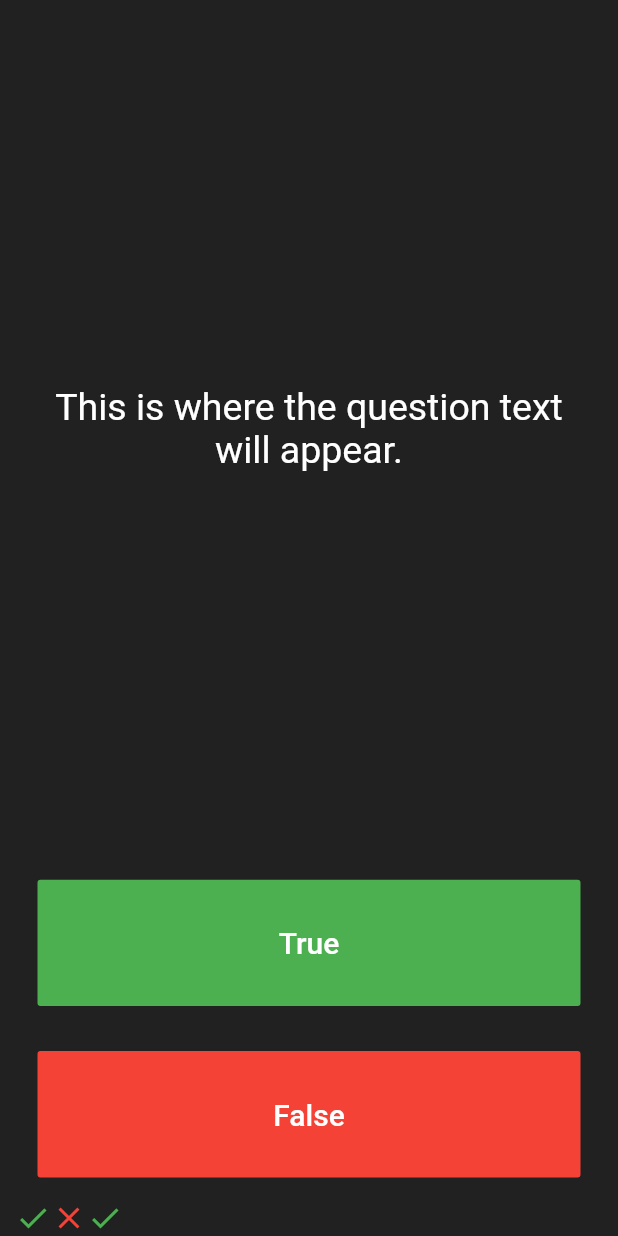
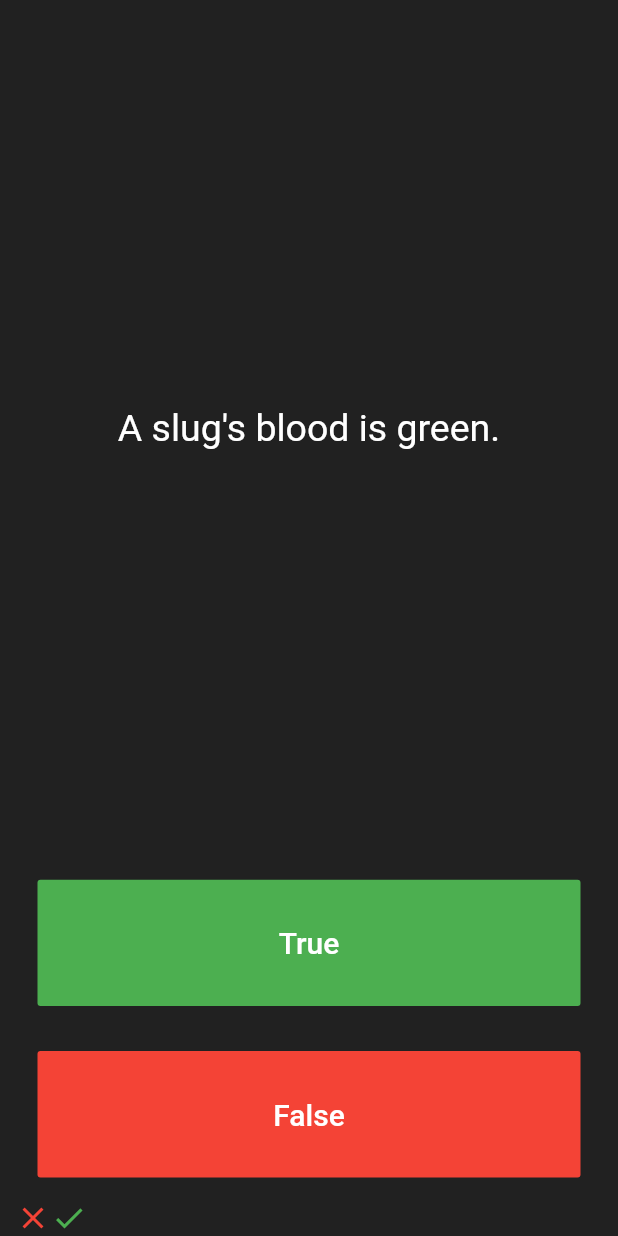
Before and after one commit to Linkonsq/Quizzler, a Flutter app: the screen it shows after launch, after a tap on "True", after a tap on "False", on a phone screen of 412 x 824 dp. Run offline on Flutter 3.47's test engine with Material 2 defaults, Android fonts, the phone set to English and light mode, and no system bars.

Commit message:
Display questions and check users answers

```diff
--- a/lib/main.dart
+++ b/lib/main.dart
@@ -26,16 +26,16 @@ class QuizPage extends StatefulWidget {
 }
 
 class _QuizPageState extends State<QuizPage> {
-  List<Icon> scoreKeeper = [
-    Icon(
-      Icons.check,
-      color: Colors.green,
-    ),
-    Icon(
-      Icons.close,
-      color: Colors.red,
-    ),
+  List<Icon> scoreKeeper = [];
+  List<String> questions = [
+    'You can lead a cow down stairs but not up stairs.',
+    'Approximately one quarter of human bones are in the feet.',
+    'A slug\'s blood is green.'
   ];
+  List<bool> answers = [false, true, true];
+
+  int questionNumber = 0;
+
   @override
   Widget build(BuildContext context) {
     return Column(
@@ -48,7 +48,7 @@ class _QuizPageState extends State<QuizPage> {
             padding: const EdgeInsets.all(10),
             child: Center(
               child: Text(
-                'This is where the question text will appear.',
+                questions[questionNumber],
                 textAlign: TextAlign.center,
                 style: TextStyle(fontSize: 25, color: Colors.white),
               ),
@@ -65,8 +65,16 @@ class _QuizPageState extends State<QuizPage> {
                 style: TextStyle(fontSize: 20, color: Colors.white),
               ),
               onPressed: () {
+                bool correctAnswer = answers[questionNumber];
+
+                if (correctAnswer) {
+                  scoreKeeper.add(Icon(Icons.check, color: Colors.green));
+                } else {
+                  scoreKeeper.add(Icon(Icons.close, color: Colors.red));
+                }
+
                 setState(() {
-                  scoreKeeper.add(Icon(Icons.check, color: Colors.green));
+                  questionNumber++;
                 });
               },
             ),
@@ -81,7 +89,19 @@ class _QuizPageState extends State<QuizPage> {
                 'False',
                 style: TextStyle(fontSize: 20, color: Colors.white),
               ),
-              onPressed: () {},
+              onPressed: () {
+                bool correctAnswer = answers[questionNumber];
+
+                if (correctAnswer) {
+                  scoreKeeper.add(Icon(Icons.check, color: Colors.green));
+                } else {
+                  scoreKeeper.add(Icon(Icons.close, color: Colors.red));
+                }
+
+                setState(() {
+                  questionNumber++;
+                });
+              },
             ),
           ),
         ),
```
